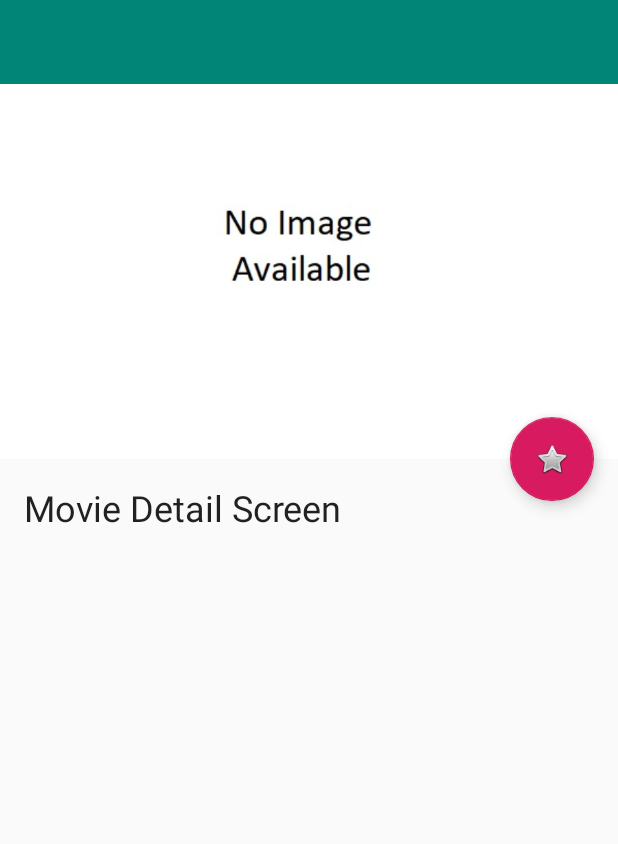
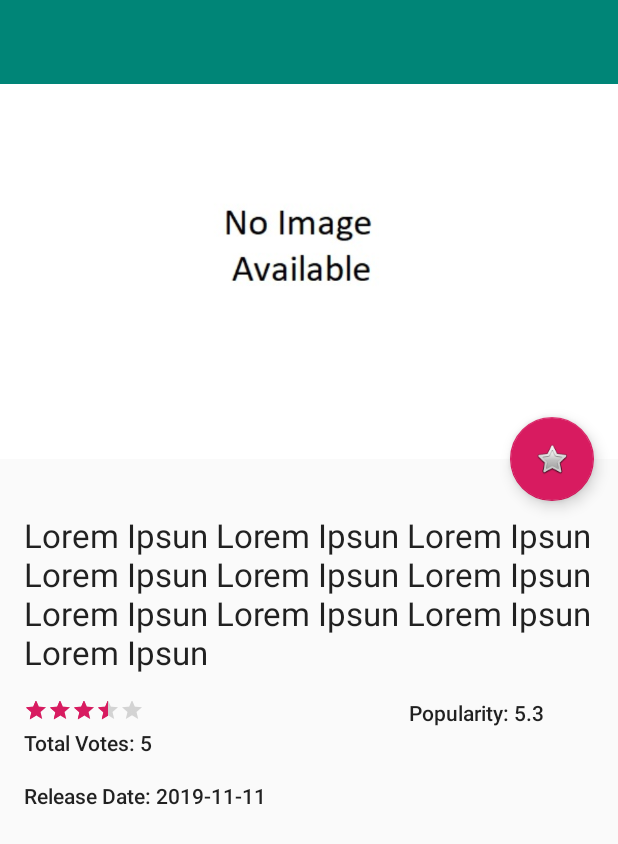
Before and after one commit to AlucardxTepes/IMDB_Test, an Android app: the layout activity_movie_detail.xml on its own in the app's theme, with its tools: preview values and no code run, on a phone screen of 412 x 824 dp. Shown: the top 844 px of the screen. Run offline under Robolectric (Android 15) with nearby library versions, the phone set to English and light mode, and no system bars.

Commit message:
create and wire detail viewmodel

```diff
--- a/app/src/main/java/com/pantaleon/imb_test/data/MovieDao.kt
+++ b/app/src/main/java/com/pantaleon/imb_test/data/MovieDao.kt
@@ -12,6 +12,9 @@ interface MovieDao {
     @Query("SELECT * FROM Movie LIMIT 1")
     suspend fun dbCheck(): Movie
 
+    @Query("SELECT * FROM Movie WHERE id = :id ")
+    suspend fun findById(id: Int): Movie
+
     @Query("SELECT * FROM Movie WHERE releaseDate LIKE :year || '%' ORDER BY :sort DESC")
     suspend fun getMovies(year: Int, sort: String = "popularity"): List<Movie>
 
--- a/app/src/main/java/com/pantaleon/imb_test/di/ApplicationComponent.kt
+++ b/app/src/main/java/com/pantaleon/imb_test/di/ApplicationComponent.kt
@@ -2,6 +2,7 @@ package com.pantaleon.imb_test.di
 
 import com.pantaleon.imb_test.MainActivity
 import com.pantaleon.imb_test.ui.main.MoviesFragment
+import com.pantaleon.imb_test.ui.main.moviedetail.MovieDetailActivity
 import dagger.Component
 import javax.inject.Singleton
 
@@ -10,4 +11,5 @@ import javax.inject.Singleton
 interface ApplicationComponent {
     fun inject(mainActivity: MainActivity)
     fun inject(mainFragment: MoviesFragment)
+    fun inject(movieDetailActivity: MovieDetailActivity)
 }
--- a/app/src/main/java/com/pantaleon/imb_test/ui/main/MoviesViewModel.kt
+++ b/app/src/main/java/com/pantaleon/imb_test/ui/main/MoviesViewModel.kt
@@ -1,13 +1,11 @@
 package com.pantaleon.imb_test.ui.main
 
-import androidx.lifecycle.MutableLiveData
 import androidx.lifecycle.ViewModel
 import com.pantaleon.imb_test.data.MovieRepository
 import java.util.*
 
 class MoviesViewModel(private val movieRepository: MovieRepository) : ViewModel() {
 
-    private val _index = MutableLiveData<Int>()
     var movies = movieRepository.getMovies(Calendar.getInstance().get(Calendar.YEAR))
 
     // This value is set from the activity's menu item dialog "sort". Changing it will trigger the sortBy function
--- a/app/src/main/res/layout/activity_movie_detail.xml
+++ b/app/src/main/res/layout/activity_movie_detail.xml
@@ -1,7 +1,16 @@
 <?xml version="1.0" encoding="utf-8"?>
-<androidx.coordinatorlayout.widget.CoordinatorLayout xmlns:android="http://schemas.android.com/apk/res/android"
+<layout xmlns:android="http://schemas.android.com/apk/res/android"
     xmlns:app="http://schemas.android.com/apk/res-auto"
-    xmlns:tools="http://schemas.android.com/tools"
+    xmlns:tools="http://schemas.android.com/tools">
+
+    <data>
+
+        <variable
+            name="viewmodel"
+            type="com.pantaleon.imb_test.ui.main.moviedetail.MovieDetailViewModel" />
+    </data>
+
+    <androidx.coordinatorlayout.widget.CoordinatorLayout
         android:layout_width="match_parent"
         android:layout_height="match_parent"
         android:fitsSystemWindows="true"
@@ -47,12 +56,61 @@
             tools:context=".ui.main.moviedetail.MovieDetailActivity"
             tools:showIn="@layout/activity_movie_detail">
 
+            <LinearLayout
+                android:layout_width="match_parent"
+                android:layout_height="wrap_content"
+                android:orientation="vertical">
+
                 <TextView
-            style="@style/TextAppearance.AppCompat.Headline"
+                    android:id="@+id/overview"
+                    style="@style/TextAppearance.AppCompat.Large"
                     android:layout_width="wrap_content"
                     android:layout_height="wrap_content"
                     android:layout_margin="@dimen/activity_horizontal_margin"
-            android:text="Movie Detail Screen" />
+                    android:paddingTop="20dp"
+                    tools:text="Lorem Ipsun Lorem Ipsun Lorem Ipsun Lorem Ipsun Lorem Ipsun Lorem Ipsun Lorem Ipsun Lorem Ipsun Lorem Ipsun Lorem Ipsun " />
+
+                <LinearLayout
+                    android:layout_width="match_parent"
+                    android:layout_height="wrap_content"
+                    android:orientation="horizontal">
+
+                    <RatingBar
+                        android:id="@+id/ratingBar"
+                        style="?android:attr/ratingBarStyleSmall"
+                        android:layout_width="wrap_content"
+                        android:layout_height="20dp"
+                        android:layout_marginStart="@dimen/activity_horizontal_margin"
+                        android:numStars="5"
+                        app:layout_constraintBottom_toBottomOf="parent"
+                        tools:rating="3.4" />
+
+                    <TextView
+                        android:id="@+id/popularity"
+                        style="@style/TextAppearance.AppCompat.Body2"
+                        android:layout_width="match_parent"
+                        android:layout_height="wrap_content"
+                        android:gravity="right"
+                        android:layout_marginEnd="50dp"
+                        tools:text="Popularity: 5.3" />
+
+                </LinearLayout>
+
+                <TextView
+                    android:id="@+id/voteCount"
+                    style="@style/TextAppearance.AppCompat.Body2"
+                    android:layout_width="wrap_content"
+                    android:layout_height="wrap_content"
+                    android:layout_marginStart="@dimen/activity_horizontal_margin"
+                    tools:text="Total Votes: 5" />
+                <TextView
+                    android:id="@+id/releaseDate"
+                    android:layout_width="wrap_content"
+                    android:layout_height="wrap_content"
+                    style="@style/TextAppearance.AppCompat.Body2"
+                    android:layout_margin="@dimen/activity_horizontal_margin"
+                    tools:text="Release Date: 2019-11-11" />
+            </LinearLayout>
 
         </androidx.core.widget.NestedScrollView>
 
@@ -66,3 +124,4 @@
             app:srcCompat="@android:drawable/btn_star" />
 
     </androidx.coordinatorlayout.widget.CoordinatorLayout>
+</layout>
--- a/app/src/main/res/layout/movie_item.xml
+++ b/app/src/main/res/layout/movie_item.xml
@@ -55,7 +55,7 @@
                 android:layout_width="wrap_content"
                 android:layout_height="20dp"
                 android:numStars="5"
-                android:rating="3.4"
+                tools:rating="3.4"
                 app:layout_constraintBottom_toBottomOf="parent"
                 app:layout_constraintStart_toStartOf="@+id/title"
                 app:layout_constraintTop_toBottomOf="@+id/title" />
```
Also changed, not shown: app/src/main/java/com/pantaleon/imb_test/data/MovieRepository.kt (+7 -1 lines), app/src/main/java/com/pantaleon/imb_test/ui/main/moviedetail/MovieDetailActivity.kt (+37 -6 lines), app/src/main/java/com/pantaleon/imb_test/ui/main/moviedetail/MovieDetailViewModel.kt (added, +34 -0 lines), app/src/main/java/com/pantaleon/imb_test/ui/main/moviedetail/MovieDetailViewModelFactory.kt (added, +24 -0 lines), app/src/main/java/com/pantaleon/imb_test/util/BindingAdapters.kt (+12 -0 lines). Lines whose indentation alone changed are shown as unchanged.
